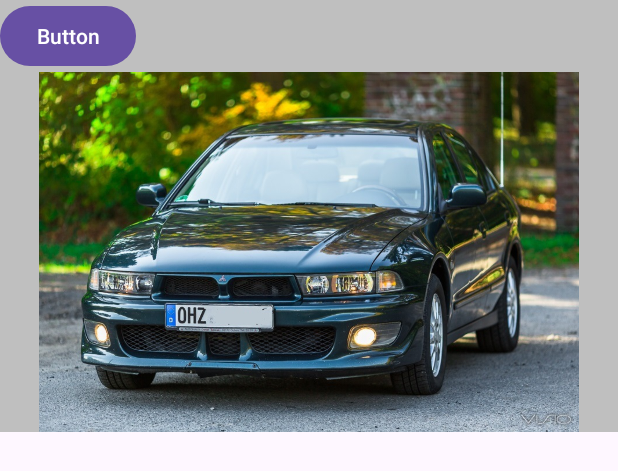
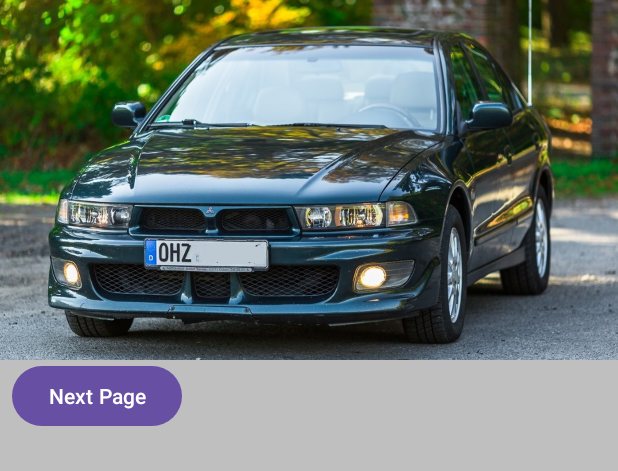
Before and after one commit to GameBro125/GalantApp, an Android app: the layout fragment_first.xml on its own in the app's theme, with its tools: preview values and no code run, on a phone screen of 412 x 824 dp. Shown: the top 471 px of the screen. Run offline under Robolectric (Android 15) with nearby library versions, the phone set to English and light mode, and no system bars.

Commit message:
useful fragments.

```diff
--- a/app/src/main/res/layout/activity_main.xml
+++ b/app/src/main/res/layout/activity_main.xml
@@ -17,7 +17,6 @@
         app:layout_constraintTop_toTopOf="parent"
         app:layout_constraintBottom_toBottomOf="parent"
         app:layout_constraintLeft_toLeftOf="parent"
-        app:layout_constraintRight_toRightOf="parent"
         app:navGraph="@navigation/nav_graph"
         />
 
--- a/app/src/main/res/layout/fragment_first.xml
+++ b/app/src/main/res/layout/fragment_first.xml
@@ -1,38 +1,37 @@
 <?xml version="1.0" encoding="utf-8"?>
-<LinearLayout
+<androidx.constraintlayout.widget.ConstraintLayout
 
     xmlns:android="http://schemas.android.com/apk/res/android"
     xmlns:app="http://schemas.android.com/apk/res-auto"
     xmlns:tools="http://schemas.android.com/tools"
-    android:layout_width="wrap_content"
-    android:layout_height="wrap_content"
+    android:layout_width="match_parent"
+    android:layout_height="match_parent"
     android:background="#BFBFBF"
     android:orientation="vertical"
     tools:context=".MainActivity">
-
-    <Button
-        android:id="@+id/button"
-        android:layout_width="wrap_content"
-        android:layout_height="wrap_content"
-        android:text="Button"
-        app:layout_constraintBottom_toBottomOf="parent"
-        app:layout_constraintLeft_toLeftOf="parent"
-        app:layout_constraintRight_toRightOf="parent" />
 
     <ImageView
         android:id="@+id/galant_Image"
         android:layout_width="wrap_content"
         android:layout_height="240dp"
         android:layout_marginLeft="4dp"
-        android:layout_marginTop="0dp"
+        android:scaleType="centerCrop"
         android:layout_marginRight="4dp"
+        app:layout_constraintTop_toTopOf="parent"
+        app:layout_constraintLeft_toLeftOf="parent"
+        app:layout_constraintRight_toRightOf="parent"
         app:srcCompat="@drawable/galant_main_menu" />
 
-    <androidx.recyclerview.widget.RecyclerView
+    <Button
+        android:id="@+id/button"
         android:layout_width="wrap_content"
-        android:layout_height="wrap_content">
-
-    </androidx.recyclerview.widget.RecyclerView>
+        android:layout_height="wrap_content"
+        android:text="Next Page"
+        app:layout_constraintLeft_toLeftOf="parent"
+        android:layout_marginLeft="8dp"
+        app:layout_constraintTop_toBottomOf="@id/galant_Image"/>
 
 
-</LinearLayout>
+
+
+</androidx.constraintlayout.widget.ConstraintLayout>
--- a/app/src/main/res/layout/fragment_second.xml
+++ b/app/src/main/res/layout/fragment_second.xml
@@ -3,6 +3,7 @@
     xmlns:android="http://schemas.android.com/apk/res/android"
     xmlns:app="http://schemas.android.com/apk/res-auto"
     xmlns:tools="http://schemas.android.com/tools"
+    android:background="#F8ACAC"
     android:layout_width="match_parent"
     android:layout_height="match_parent"
     tools:context=".MainActivity">
--- a/app/src/main/res/navigation/nav_graph.xml
+++ b/app/src/main/res/navigation/nav_graph.xml
@@ -3,7 +3,7 @@
     xmlns:app="http://schemas.android.com/apk/res-auto"
     xmlns:tools="http://schemas.android.com/tools"
     android:id="@+id/nav_graph"
-    app:startDestination="@id/secondFragment">
+    app:startDestination="@id/firstFragment">
 
     <fragment
         android:id="@+id/firstFragment"
--- a/app/src/main/res/values-night/themes.xml
+++ /dev/null
@@ -1,7 +0,0 @@
-<resources xmlns:tools="http://schemas.android.com/tools">
-    <!-- Base application theme. -->
-    <style name="Base.Theme.GalantApp" parent="Theme.Material3.DayNight.NoActionBar">
-        <!-- Customize your dark theme here. -->
-        <!-- <item name="colorPrimary">@color/my_dark_primary</item> -->
-    </style>
-</resources>
```
